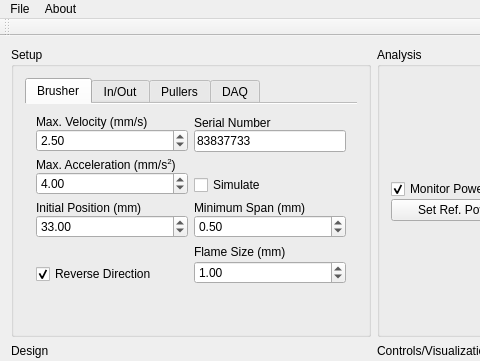
pfjarschel/TaperPullingPro, file TaperPulling/resources/mainwindow.ui: the form before one commit; both pictures show x 0 to 480 and y 0 to 361 of the 1116 by 820 pixel window.
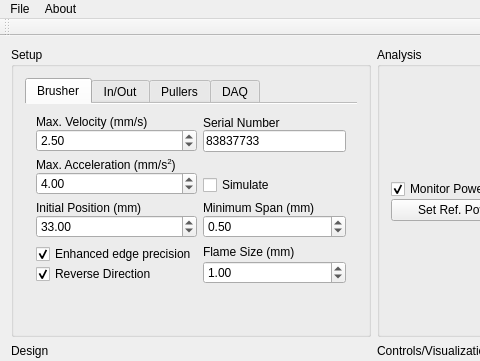
The form after the commit. The open tabs and pages were chosen to show the change. Icons and pictures are not drawn.

```diff
--- a/TaperPulling/resources/mainwindow.ui
+++ b/TaperPulling/resources/mainwindow.ui
@@ -223,10 +223,16 @@
            </item>
            <item row="3" column="0">
             <layout class="QVBoxLayout" name="verticalLayout_53">
+             <property name="spacing">
+              <number>0</number>
+             </property>
              <item>
-              <widget class="QLabel" name="label_50">
+              <widget class="QCheckBox" name="enhanceHZCheck">
                <property name="text">
-                <string/>
+                <string>Enhanced edge precision</string>
+               </property>
+               <property name="checked">
+                <bool>true</bool>
                </property>
               </widget>
              </item>
```
Left out of the diff: 2 changed lines with no effect on the pictures.
